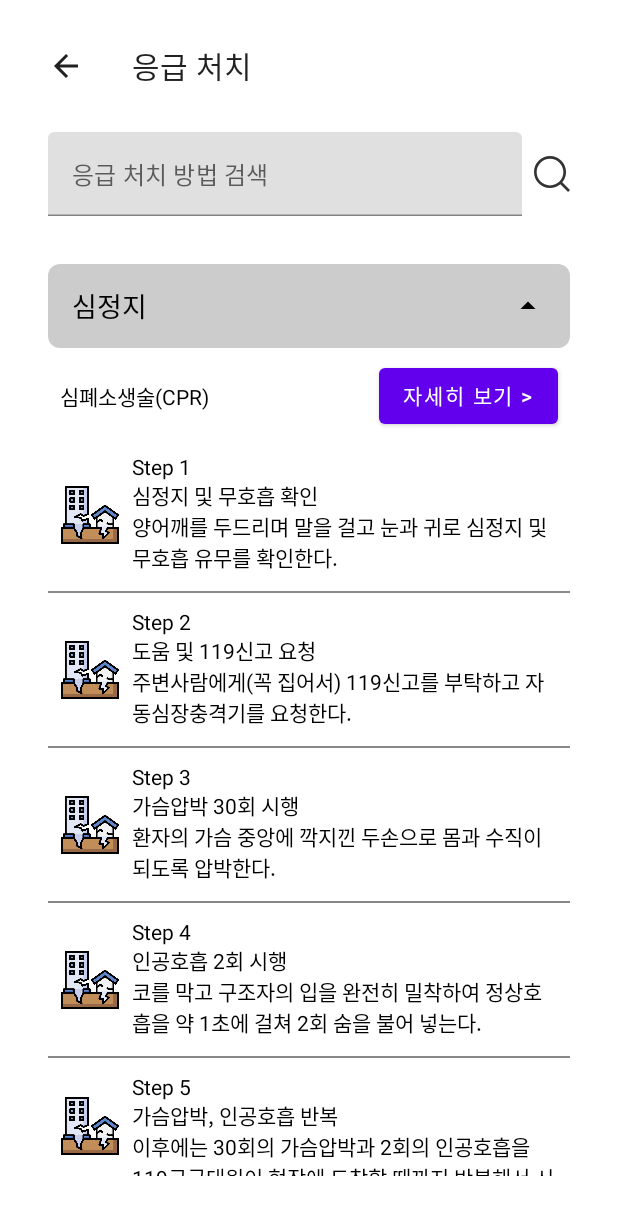
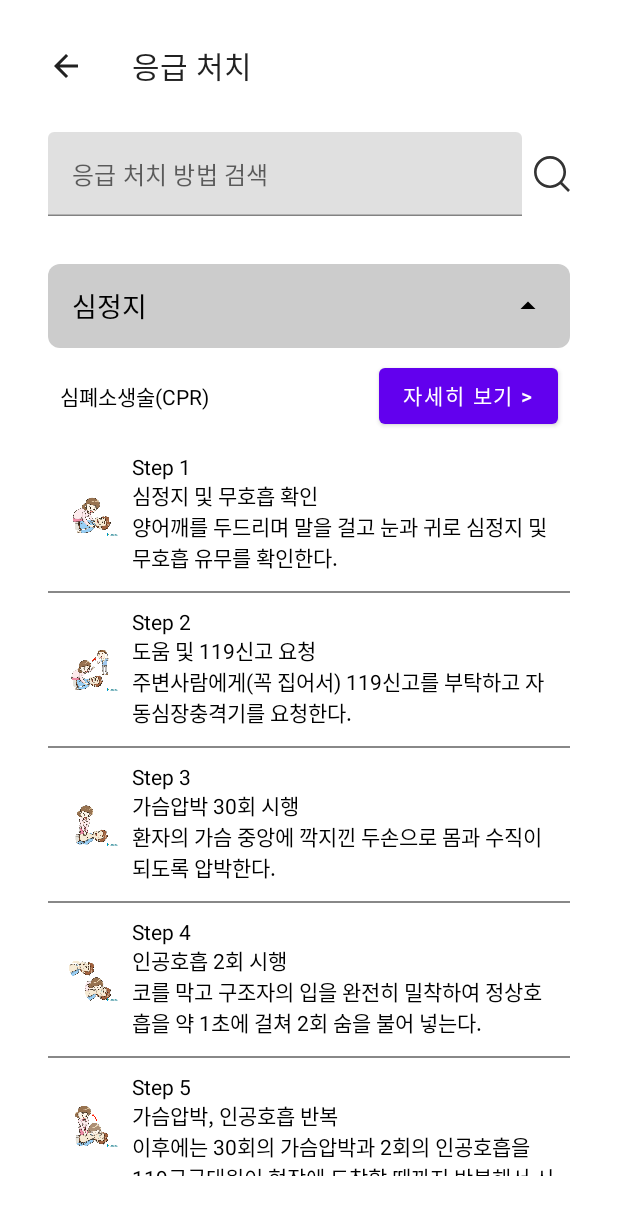
Before and after one commit to imtaejugkim/EmergencyGuide, an Android app built with Jetpack Compose: the EmergencyGuideActivity screen opened directly, with no data from a screen before it, after a tap on "심정지", on a phone screen of 412 x 824 dp. Shown: the top 1215 px of the screen. Run offline under Robolectric (Android 15) with nearby library versions, the phone set to English and light mode, and no system bars.

Commit message:
이미지 추가 및 적용

```diff
--- a/app/src/main/java/com/example/emergencyguide/EmergencyGuide/EmergencyGuideActivity.kt
+++ b/app/src/main/java/com/example/emergencyguide/EmergencyGuide/EmergencyGuideActivity.kt
@@ -125,37 +125,37 @@ class EmergencyGuideActivity : AppCompatActivity() {
                 title = "심정지",
                 content = "심폐소생술(CPR)",
                 steps = listOf(
-                    StepData(R.drawable.ic_earthquake, "Step 1", listOf("심정지 및 무호흡 확인", "양어깨를 두드리며 말을 걸고 눈과 귀로 심정지 및 무호흡 유무를 확인한다.")),
-                    StepData(R.drawable.ic_earthquake, "Step 2", listOf("도움 및 119신고 요청", "주변사람에게(꼭 집어서) 119신고를 부탁하고 자동심장충격기를 요청한다.")),
-                    StepData(R.drawable.ic_earthquake, "Step 3", listOf("가슴압박 30회 시행", "환자의 가슴 중앙에 깍지낀 두손으로 몸과 수직이 되도록 압박한다.")),
-                    StepData(R.drawable.ic_earthquake, "Step 4", listOf("인공호흡 2회 시행", "코를 막고 구조자의 입을 완전히 밀착하여 정상호흡을 약 1초에 걸쳐 2회 숨을 불어 넣는다.")),
-                    StepData(R.drawable.ic_earthquake, "Step 5", listOf("가슴압박, 인공호흡 반복", "이후에는 30회의 가슴압박과 2회의 인공호흡을 119구급대원이 현장에 도착할 때까지 반복해서 시행한다."))
+                    StepData(R.drawable.first_aid_cpr_1, "Step 1", listOf("심정지 및 무호흡 확인", "양어깨를 두드리며 말을 걸고 눈과 귀로 심정지 및 무호흡 유무를 확인한다.")),
+                    StepData(R.drawable.first_aid_cpr_2, "Step 2", listOf("도움 및 119신고 요청", "주변사람에게(꼭 집어서) 119신고를 부탁하고 자동심장충격기를 요청한다.")),
+                    StepData(R.drawable.first_aid_cpr_3, "Step 3", listOf("가슴압박 30회 시행", "환자의 가슴 중앙에 깍지낀 두손으로 몸과 수직이 되도록 압박한다.")),
+                    StepData(R.drawable.first_aid_cpr_4, "Step 4", listOf("인공호흡 2회 시행", "코를 막고 구조자의 입을 완전히 밀착하여 정상호흡을 약 1초에 걸쳐 2회 숨을 불어 넣는다.")),
+                    StepData(R.drawable.first_aid_cpr_5, "Step 5", listOf("가슴압박, 인공호흡 반복", "이후에는 30회의 가슴압박과 2회의 인공호흡을 119구급대원이 현장에 도착할 때까지 반복해서 시행한다."))
                 )
             ),
             ExpandableBoxData(
                 title = "기도폐쇄/목에 걸림",
                 content = "하임리히법(Heimlich)",
                 steps = listOf(
-                    StepData(R.drawable.ic_earthquake, "Step 1", listOf("상태체크 및 119신고 요청", "환자가 숨쉬기 힘들어 하거나 목을 감싸 괴로움을 호소할 경우 기도폐쇄로 판단하고 주변에 119에 신고를 요청한다.")),
-                    StepData(R.drawable.ic_earthquake, "Step 2", listOf("하임리히법 실시", "환자의 등 뒤에 서서 주먹을 쥔 손의 엄지손가락 방향을 배 윗부분에 대고 다른 한 손을 위에 겹친 후 환자의 배꼽에서 명치 사이의 배 부위를 두 손으로 위로 쓸어올리듯 강하게 밀어 올려서 이물을 제거하고 이물이 밖으로 나왔는지 확인한다."))
+                    StepData(R.drawable.first_aid_heimlich_1, "Step 1", listOf("상태체크 및 119신고 요청", "환자가 숨쉬기 힘들어 하거나 목을 감싸 괴로움을 호소할 경우 기도폐쇄로 판단하고 주변에 119에 신고를 요청한다.")),
+                    StepData(R.drawable.first_aid_heimlich_2, "Step 2", listOf("하임리히법 실시", "환자의 등 뒤에 서서 주먹을 쥔 손의 엄지손가락 방향을 배 윗부분에 대고 다른 한 손을 위에 겹친 후 환자의 배꼽에서 명치 사이의 배 부위를 두 손으로 위로 쓸어올리듯 강하게 밀어 올려서 이물을 제거하고 이물이 밖으로 나왔는지 확인한다."))
                 )
             ),
             ExpandableBoxData(
                 title = "열상화상",
                 content = "열상화상 응급 처지",
                 steps = listOf(
-                    StepData(R.drawable.ic_earthquake, "Step 1", listOf("화상 부위를 찬물에 20분 이상 담가 열기를 식힌다.", "뜨거운 액체에 화상을 입은 경우 옷을 벗기지 않고 냉각시킨다.")),
-                    StepData(R.drawable.ic_earthquake, "Step 2", listOf("물집은 절대 터뜨리지 말고 로션, 된장, 간장, 소주 등도 절대 바르지 않는다", "시계, 반지, 목걸이 등의 장신구는 피부가 부어오르기 전에 최대한 빨리 제거한다.")),
-                    StepData(R.drawable.ic_earthquake, "Step 3", listOf("화상 부위에 바세린이나 화상 거즈(깨끗한 거즈)로 덮어주고 붕대로 감아준다.", ""))
+                    StepData(R.drawable.first_aid_burn_1, "Step 1", listOf("화상 부위를 찬물에 20분 이상 담가 열기를 식힌다.", "뜨거운 액체에 화상을 입은 경우 옷을 벗기지 않고 냉각시킨다.")),
+                    StepData(R.drawable.first_aid_burn_2, "Step 2", listOf("물집은 절대 터뜨리지 말고 로션, 된장, 간장, 소주 등도 절대 바르지 않는다", "시계, 반지, 목걸이 등의 장신구는 피부가 부어오르기 전에 최대한 빨리 제거한다.")),
+                    StepData(R.drawable.first_aid_burn_3, "Step 3", listOf("화상 부위에 바세린이나 화상 거즈(깨끗한 거즈)로 덮어주고 붕대로 감아준다.", ""))
                 )
             ),
             ExpandableBoxData(
                 title = "벌에 쏘인 경우",
                 content = "독침 제거",
                 steps = listOf(
-                    StepData(R.drawable.ic_earthquake, "Step 1", listOf("벌침 찾기", "빨갛게 부어오른 부위에 검은 점처럼 보이는 벌침을 찾는다.")),
-                    StepData(R.drawable.ic_earthquake, "Step 2", listOf("벌침 제거", "신용카드 등을 이용해 피부를 긁어내듯 침을 제거한다.")),
-                    StepData(R.drawable.ic_earthquake, "Step 3", listOf("통증(부기) 완화", "상처 부위에 얼음주머니를 대 통증과 부기를 가라앉힌다."))
+                    StepData(R.drawable.first_aid_bee_1, "Step 1", listOf("벌침 찾기", "빨갛게 부어오른 부위에 검은 점처럼 보이는 벌침을 찾는다.")),
+                    StepData(R.drawable.first_aid_bee_2, "Step 2", listOf("벌침 제거", "신용카드 등을 이용해 피부를 긁어내듯 침을 제거한다.")),
+                    StepData(R.drawable.first_aid_bee_3, "Step 3", listOf("통증(부기) 완화", "상처 부위에 얼음주머니를 대 통증과 부기를 가라앉힌다."))
                 )
             )
         )
```
Also changed, not shown: app/src/main/res/drawable/first_aid_bee_1.png (added), app/src/main/res/drawable/first_aid_bee_2.png (added), app/src/main/res/drawable/first_aid_bee_3.png (added), app/src/main/res/drawable/first_aid_burn_1.png (added), app/src/main/res/drawable/first_aid_burn_2.png (added), app/src/main/res/drawable/first_aid_burn_3.png (added), app/src/main/res/drawable/first_aid_cpr_1.png (added), app/src/main/res/drawable/first_aid_cpr_2.png (added), app/src/main/res/drawable/first_aid_cpr_3.png (added), app/src/main/res/drawable/first_aid_cpr_4.png (added), app/src/main/res/drawable/first_aid_cpr_5.png (added), app/src/main/res/drawable/first_aid_heimlich_1.png (added), app/src/main/res/drawable/first_aid_heimlich_2.png (added).
